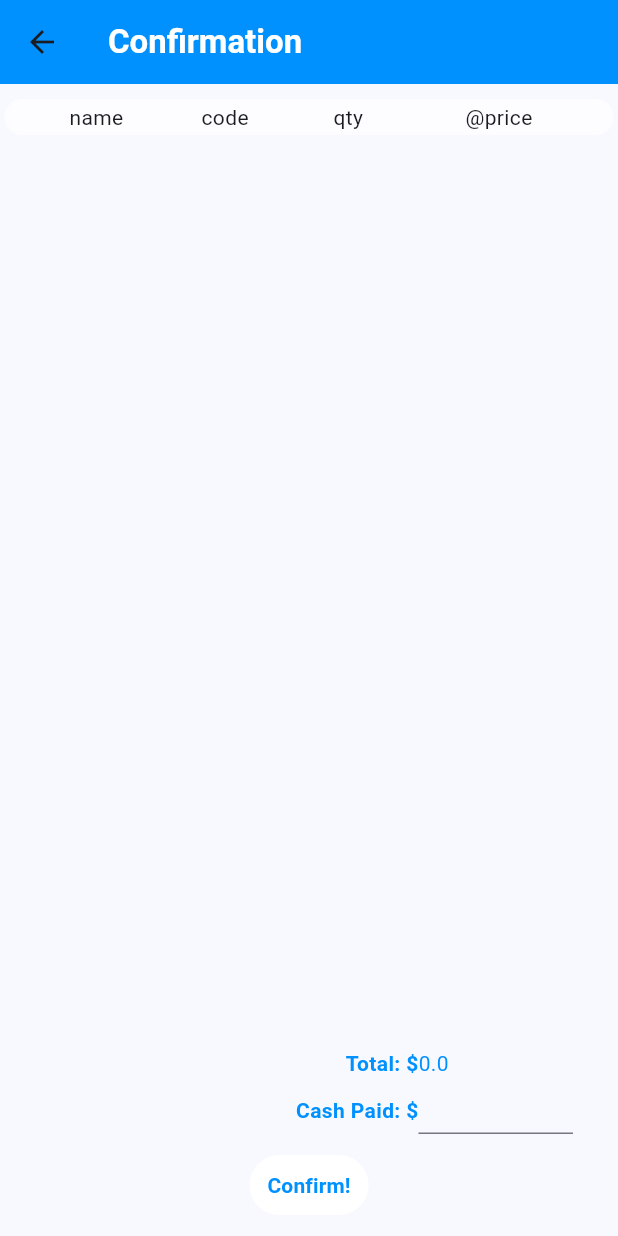
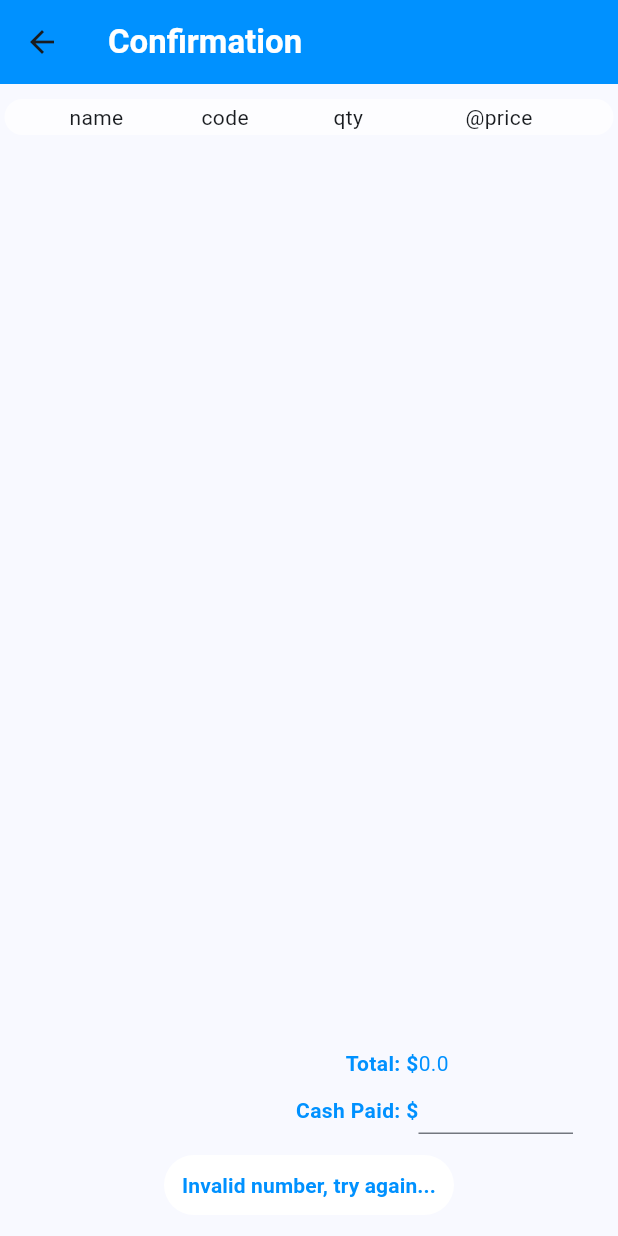
Before and after one commit to rraharjo/store_front, a Flutter app: the PurchaseConfirmPage screen opened directly with empty values, after a tap on "Confirm!", on a phone screen of 412 x 824 dp. Run offline on Flutter 3.47's test engine with Material 3 defaults, Android fonts, the phone set to English and light mode, and no system bars.

Commit message:
fixed confirmation msg

```diff
--- a/lib/pages/inventory_pages/purchase_inventory.dart
+++ b/lib/pages/inventory_pages/purchase_inventory.dart
@@ -253,7 +253,7 @@ class _InvPopupState extends State<InvPopup> {
                       builder: (context) =>
                           PurchaseConfirmPage(chosenInventories)),
                 );
-                if (fromNext != null){
+                if (fromNext != null) {
                   setState(() {
                     chosenInventories.clear();
                     total = 0;
@@ -299,6 +299,7 @@ class PurchaseConfirmation extends StatefulWidget implements HasCommand {
 }
 
 class _PurchaseConfirmationState extends State<PurchaseConfirmation> {
+  String buttonText = "Confirm!";
   double paidCash = 0.0;
   double total = 0;
   Map<String, dynamic> request = <String, dynamic>{};
@@ -450,62 +451,51 @@ class _PurchaseConfirmationState extends State<PurchaseConfirmation> {
         Padding(
           padding: const EdgeInsets.fromLTRB(0, 0, 0, 10),
           child: TextButton(
+            onPressed: () async {
+              setState(() {
+                buttonText = "Executing...";
+              });
+              double? paidCash;
+              paidCash = double.tryParse(paidCashController.value.text);
+              if (paidCash == null || paidCash < 0 || paidCash > total) {
+                setState(() {
+                  buttonText = "Invalid number, try again...";
+                });
+                return;
+              }
+              request["paid_cash"] = paidCash;
+              String requestString = jsonEncode(request);
+              String? result = await ServerSocket.instance.write(requestString);
+              if (result != null){
+                Map<String, dynamic> response = jsonDecode(result);
+                if (response["status"]){
+                  setState(() {
+                    buttonText = "Success!";
+                  });
+                  Navigator.pop(context, "reset");
+                  return;
+                }
+                else{
+                  setState(() {
+                    buttonText = "Failed, try again...";
+                  });
+                  return;
+                }
+              }
+              else{
+                setState(() {
+                  buttonText = "Failed, try again...";
+                });
+                return;
+              }
+            },
             child: Text(
-              "Confirm!",
+              buttonText,
               style: TextStyle(
                 color: themeColor,
                 fontWeight: FontWeight.bold,
               ),
             ),
-            onPressed: () {
-              double? paidCash;
-              paidCash = double.tryParse(paidCashController.value.text);
-              if (paidCash == null || paidCash < 0 || paidCash > total) {
-                return;
-              }
-              request["paid_cash"] = paidCash;
-              String requestString = jsonEncode(request);
-              ServerSocket.instance.write(requestString);
-              //TODO showDialog is not working
-              /*showDialog(
-                  context: context,
-                  builder: (BuildContext context) {
-                    return FutureBuilder(
-                        future:
-                            ServerSocket.instance.write(requestString),
-                        builder:
-                            (BuildContext context, AsyncSnapshot<String?> snapshot) {
-                          if (snapshot.connectionState ==
-                              ConnectionState.waiting) {
-                            return SimpleDialog(
-                              backgroundColor: Colors.white,
-                              children: const [AsyncWaiting()],
-                            );
-                          } else if (snapshot.connectionState ==
-                              ConnectionState.done) {
-                            Map<String, dynamic> response =
-                                jsonDecode(snapshot.data!);
-                            if (response["status"]) {
-                              return SimpleDialog(
-                                backgroundColor: Colors.white,
-                                children: const [AsyncDone()],
-                              );
-                            }
-                            return SimpleDialog(
-                              backgroundColor: Colors.white,
-                              children: const [AsyncFailed()],
-                            );
-                          } else {
-                            return SimpleDialog(
-                              backgroundColor: Colors.white,
-                              children: const [AsyncFailed()],
-                            );
-                          }
-                        });
-                  });*/
-              Navigator.pop(context, "reset");
-              return;
-            },
           ),
         )
       ],
```
